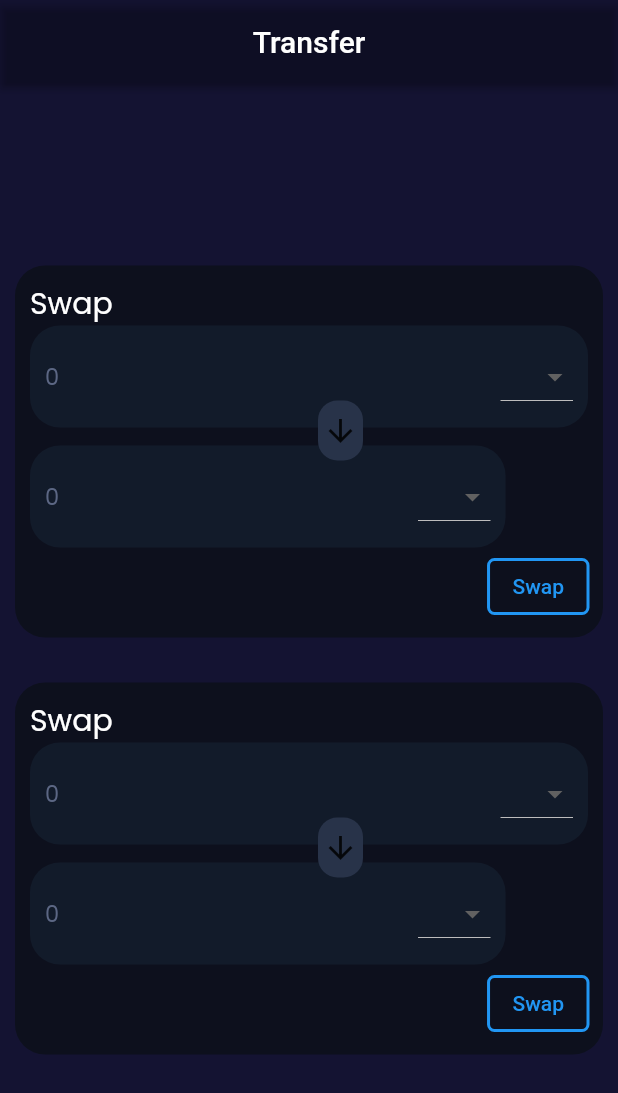
After one commit to ayushshah31/COC_Spaghetti-Coders-1337-App, a Flutter app: the Swap screen opened directly, on a phone screen of 412 x 824 dp. The commit adds this screen. Shown: the top 1093 px of the screen. Run offline on Flutter 3.47's test engine with Material 2 defaults, Android fonts, the phone set to English and light mode, and no system bars; our stand-ins replace cloud_firestore, firebase_auth, firebase_core, firebase_storage, get, google_fonts and 2 more; missing offline and left inert: google_ml_kit, walletconnect_dart; accounts and stored records are empty.

Commit message:
Trading and ui

```diff
--- a/lib/UI/getStarted.dart
+++ b/lib/UI/getStarted.dart
@@ -15,7 +15,7 @@ class _GetStartedState extends State<GetStarted> {
   @override
   Widget build(BuildContext context) {
     return Scaffold(
-      backgroundColor: const Color(0xff212638),
+      backgroundColor: Color(0xff141332),
       body: Container(
         child: Column(
           // mainAxisAlignment: MainAxisAlignment.center,
@@ -41,8 +41,8 @@ class _GetStartedState extends State<GetStarted> {
               padding: const EdgeInsets.all(10.0),
               child: ElevatedButton(
                 onPressed: (){
-                  // Get.to(const Wrapper());
-                  Get.to(LoginMeta());
+                  Get.to(const LoginMeta());
+                  // Get.to(LoginMeta());
                 },
                 style: ButtonStyle(
                   backgroundColor: MaterialStateProperty.all(const Color(0xff4969A6))),
--- /dev/null
+++ b/lib/UI/swap.dart
@@ -0,0 +1,263 @@
+import 'package:flutter/material.dart';
+import 'package:google_fonts/google_fonts.dart';
+
+class Swap extends StatefulWidget {
+  const Swap({Key? key}) : super(key: key);
+
+  @override
+  State<Swap> createState() => _SwapState();
+}
+
+class _SwapState extends State<Swap> {
+  int a=0,b=0,c=0,d=0;
+  String dropValue1 = "Enter",dropValue2 = "Enter",dropValue3 = "Enter",dropValue4 = "Enter";
+
+  @override
+  Widget build(BuildContext context) {
+    return Scaffold(
+      appBar: AppBar(
+        title: Text("Transfer"),
+        automaticallyImplyLeading: false,
+        backgroundColor: Colors.transparent,
+        centerTitle: true,
+        elevation: 2,
+      ),
+      backgroundColor: Color(0xff141332),
+      body: Container(
+        padding: EdgeInsets.all(10),
+        child: Column(
+          mainAxisAlignment: MainAxisAlignment.center,
+          children: [
+            Container(
+              padding: EdgeInsets.all(10),
+              decoration: BoxDecoration(
+                color: Color(0xff0d101d),
+                borderRadius: BorderRadius.circular(20)
+              ),
+              child: Column(
+                crossAxisAlignment: CrossAxisAlignment.start,
+                children: [
+                  Text("Swap ",style: GoogleFonts.poppins(fontSize: 20,color: Colors.white),),
+                  Container(
+                    height: 150,
+                    child: Stack(
+                      children: [
+                        Container(
+                          decoration: BoxDecoration(
+                            borderRadius: BorderRadius.circular(20),
+                            color: Color(0xff121b2a),
+                          ),
+                          child: Row(
+                            mainAxisAlignment: MainAxisAlignment.spaceBetween,
+                            children: [
+                              Padding(
+                                padding: EdgeInsets.fromLTRB(10, 5, 0, 5),
+                                child: Text("$a",style: GoogleFonts.poppins(fontSize: 15,color: Color(0xff5c6784)),),
+                              ),
+                              DropdownButton(
+                                dropdownColor: Color(0xff323b53),
+                                value: dropValue1,
+                                  style: TextStyle(fontSize: 14,color: Color(0xffffffff)),
+                                  elevation: 5,
+                                  padding: EdgeInsets.fromLTRB(10, 10, 10, 10),
+                                  borderRadius: BorderRadius.circular(20),
+                                  items:  const [DropdownMenuItem(child: Text("Eth"),value: 'ETH',),DropdownMenuItem(child: Text("Den"),value: 'DEN',)],
+                                  onChanged: (String? newValue){
+                                    setState(() {
+                                      dropValue1 = newValue!;
+                                    });
+                                  },
+                              )
+                            ],
+                          )
+                        ),
+                        Positioned(
+                          top: 80,
+                          child: Container(
+                            width: 317,
+                              decoration: BoxDecoration(
+                                borderRadius: BorderRadius.circular(20),
+                                color: Color(0xff121b2a),
+                              ),
+                              child: Row(
+                                mainAxisAlignment: MainAxisAlignment.spaceBetween,
+                                children: [
+                                  Padding(
+                                    padding: EdgeInsets.fromLTRB(10, 5, 0, 5),
+                                    child: Text("$b",style: GoogleFonts.poppins(fontSize: 15,color: Color(0xff5c6784)),),
+                                  ),
+                                  DropdownButton(
+                                    dropdownColor: Color(0xff323b53),
+                                    // value: dropValue,
+                                    style: TextStyle(fontSize: 14,color: Color(0xffffffff)),
+                                    elevation: 5,
+                                    padding: EdgeInsets.fromLTRB(10, 10, 10, 10),
+                                    borderRadius: BorderRadius.circular(20),
+                                    items:  const [DropdownMenuItem(child: Text("Eth"),value: 'ETH',),DropdownMenuItem(child: Text("Den"),value: 'DEN',)],
+                                    onChanged: (String? newValue){
+                                      setState(() {
+                                        dropValue2 = newValue!;
+                                      });
+                                    },
+                                  )
+                                ],
+                              )
+                          ),
+                        ),
+                        Positioned(
+                          right: 150,
+                          top:50,
+                          child: Container(
+                            height:40,
+                            width: 30,
+                            decoration: BoxDecoration(
+                              borderRadius: BorderRadius.circular(13),
+                              color: Color(0xff283349)
+                            ),
+                            child: Icon(Icons.arrow_downward_sharp),
+                          ),
+                        )
+                      ],
+                    ),
+                  ),
+                  Row(
+                    mainAxisAlignment: MainAxisAlignment.spaceBetween,
+                    children: [
+                      Container(),
+                      OutlinedButton(
+                          // borderSide: BorderSide(
+                          //   width: 5.0,
+                          //   color: Colors.blue,
+                          //   style: BorderStyle.solid,
+                          // ),
+                          style: OutlinedButton.styleFrom(
+                            side: BorderSide(width: 2.0, color: Colors.blue,strokeAlign: 0),
+                          ),
+                          onPressed: (){print("Swap");},
+                          child: Text("Swap")
+                      )
+                    ],
+                  )
+                ],
+              ),
+            ),
+            SizedBox(height: 30),
+            Container(
+              padding: EdgeInsets.all(10),
+              decoration: BoxDecoration(
+                  color: Color(0xff0d101d),
+                  borderRadius: BorderRadius.circular(20)
+              ),
+              child: Column(
+                crossAxisAlignment: CrossAxisAlignment.start,
+                children: [
+                  Text("Swap ",style: GoogleFonts.poppins(fontSize: 20,color: Colors.white),),
+                  Container(
+                    height: 150,
+                    child: Stack(
+                      children: [
+                        Container(
+                            decoration: BoxDecoration(
+                              borderRadius: BorderRadius.circular(20),
+                              color: Color(0xff121b2a),
+                            ),
+                            child: Row(
+                              mainAxisAlignment: MainAxisAlignment.spaceBetween,
+                              children: [
+                                Padding(
+                                  padding: EdgeInsets.fromLTRB(10, 5, 0, 5),
+                                  child: Text("$c",style: GoogleFonts.poppins(fontSize: 15,color: Color(0xff5c6784)),),
+                                ),
+                                DropdownButton(
+                                  dropdownColor: Color(0xff323b53),
+                                  // value: dropValue,
+                                  style: TextStyle(fontSize: 14,color: Color(0xffffffff)),
+                                  elevation: 5,
+                                  padding: EdgeInsets.fromLTRB(10, 10, 10, 10),
+                                  borderRadius: BorderRadius.circular(20),
+                                  items:  const [DropdownMenuItem(child: Text("Eth"),value: 'ETH',),DropdownMenuItem(child: Text("Den"),value: 'DEN',)],
+                                  onChanged: (String? newValue){
+                                    setState(() {
+                                      dropValue3 = newValue!;
+                                    });
+                                  },
+                                )
+                              ],
+                            )
+                        ),
+                        Positioned(
+                          top: 80,
+                          child: Container(
+                              width: 317,
+                              decoration: BoxDecoration(
+                                borderRadius: BorderRadius.circular(20),
+                                color: Color(0xff121b2a),
+                              ),
+                              child: Row(
+                                mainAxisAlignment: MainAxisAlignment.spaceBetween,
+                                children: [
+                                  Padding(
+                                    padding: EdgeInsets.fromLTRB(10, 5, 0, 5),
+                                    child: Text("$d",style: GoogleFonts.poppins(fontSize: 15,color: Color(0xff5c6784)),),
+                                  ),
+                                  DropdownButton(
+                                    dropdownColor: Color(0xff323b53),
+                                    // value: dropValue,
+                                    style: TextStyle(fontSize: 14,color: Color(0xffffffff)),
+                                    elevation: 5,
+                                    padding: EdgeInsets.fromLTRB(10, 10, 10, 10),
+                                    borderRadius: BorderRadius.circular(20),
+                                    items:  const [DropdownMenuItem(child: Text("Eth"),value: 'ETH',),DropdownMenuItem(child: Text("Den"),value: 'DEN',)],
+                                    onChanged: (String? newValue){
+                                      setState(() {
+                                        dropValue4 = newValue!;
+                                      });
+                                    },
+                                  )
+                                ],
+                              )
+                          ),
+                        ),
+                        Positioned(
+                          right: 150,
+                          top:50,
+                          child: Container(
+                            height:40,
+                            width: 30,
+                            decoration: BoxDecoration(
+                                borderRadius: BorderRadius.circular(13),
+                                color: Color(0xff283349)
+                            ),
+                            child: Icon(Icons.arrow_downward_sharp),
+                          ),
+                        )
+                      ],
+                    ),
+                  ),
+                  Row(
+                    mainAxisAlignment: MainAxisAlignment.spaceBetween,
+                    children: [
+                      Container(),
+                      OutlinedButton(
+                        // borderSide: BorderSide(
+                        //   width: 5.0,
+                        //   color: Colors.blue,
+                        //   style: BorderStyle.solid,
+                        // ),
+                          style: OutlinedButton.styleFrom(
+                            side: BorderSide(width: 2.0, color: Colors.blue,strokeAlign: 0),
+                          ),
+                          onPressed: (){print("Swap");},
+                          child: Text("Swap")
+                      )
+                    ],
+                  )
+                ],
+              ),
+            )
+          ]
+        )
+      ),
+    );
+  }
+}
--- a/lib/main.dart
+++ b/lib/main.dart
@@ -17,7 +17,7 @@ void main() async{
     initialData: FirebaseAuth.instance.currentUser,
     child: Theme(
       data: ThemeData(
-          backgroundColor: const Color(0xff141332),
+          backgroundColor: Color(0xff141332),
           textTheme: GoogleFonts.poppinsTextTheme(Typography.blackHelsinki)
         // fontFamily: GoogleFonts.poppins()
       ),
```
Also changed, not shown: lib/UI/bottomBar.dart (+9 -2 lines), lib/UI/kyc.dart (+46 -10 lines), lib/UI/loginMeta.dart (+35 -7 lines), lib/UI/profile.dart (added, +29 -0 lines), lib/UI/wrapper.dart (+16 -9 lines), 1 other file.
